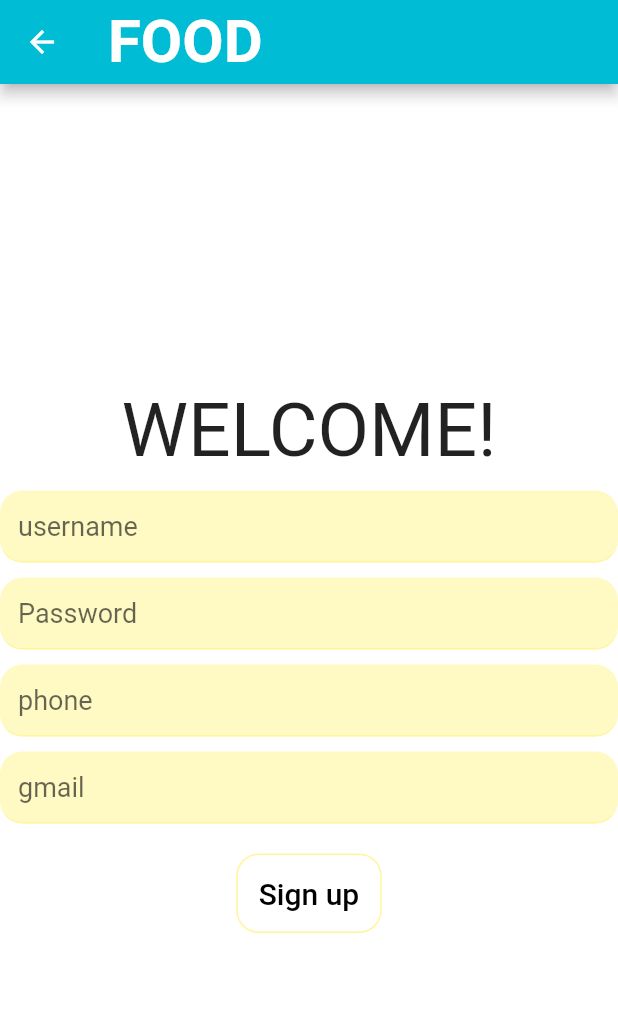
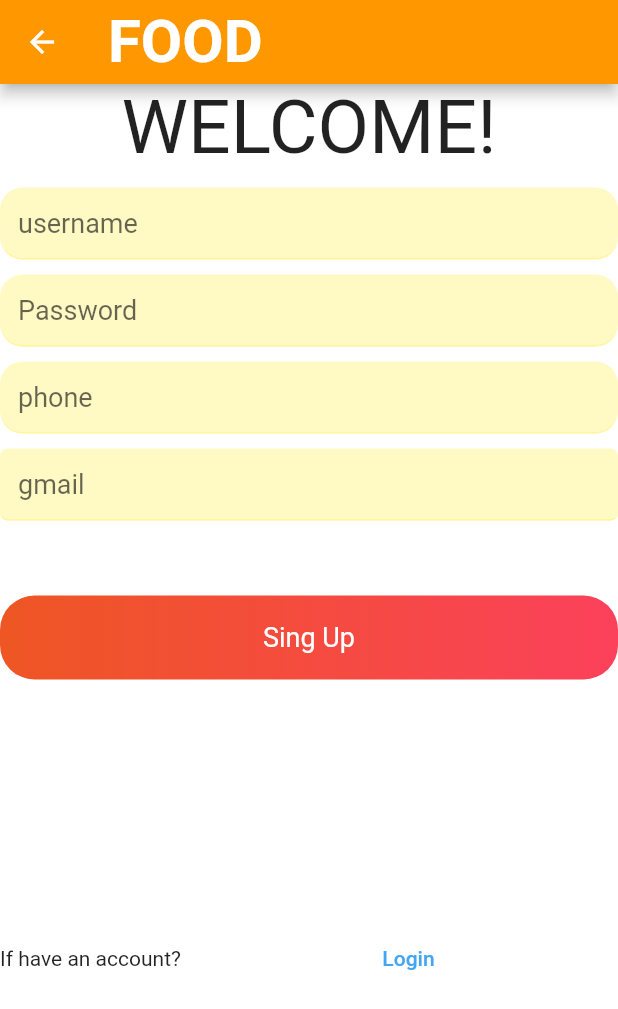
Before and after one commit to gihad5/flutter, a Flutter app: the Register screen opened directly, on a phone screen of 412 x 824 dp. Shown: the top 1009 px of the screen. Run offline on Flutter 3.47's test engine with Material 2 defaults, Android fonts, the phone set to English and light mode, and no system bars; network calls fail; Roboto replaces fonts that are missing (Lobster).

Commit message:
update register page

```diff
--- a/lib/screens/register.dart
+++ b/lib/screens/register.dart
@@ -1,4 +1,5 @@
 import 'package:flutter/material.dart';
+import 'package:ordering_food/screens/login.dart';
 class Register extends StatefulWidget {
   @override
   _RegisterState createState() => _RegisterState();
@@ -10,7 +11,7 @@ class _RegisterState extends State<Register> {
     return Scaffold(
       backgroundColor: Colors.white,
       appBar: AppBar(
-        backgroundColor: Colors.cyan,
+        backgroundColor: Colors.orange[500],
         title: Text('FOOD',
                     style:TextStyle(
                       fontFamily:'Lobster',
@@ -21,6 +22,7 @@ class _RegisterState extends State<Register> {
                     ),
       ),
       body: Column(
+
         mainAxisAlignment:MainAxisAlignment.center,
         crossAxisAlignment: CrossAxisAlignment.center,
         children: <Widget>[
@@ -103,31 +105,76 @@ class _RegisterState extends State<Register> {
                 hintText: 'gmail',
                 focusedBorder:OutlineInputBorder(
                   borderSide:BorderSide(color: Colors.yellow[200]),
-                  borderRadius: BorderRadius.circular(15),
+                  borderRadius: BorderRadius.circular(10),
                 ) ,
                 enabledBorder: UnderlineInputBorder(
                   borderSide:BorderSide(color: Colors.yellow[200]),
-                  borderRadius: BorderRadius.circular(15),
+                  borderRadius: BorderRadius.circular(5),
                 ),
               ),
           ),
-          SizedBox(height: 20,),
-          FlatButton(onPressed:(){},
-          child: Text('Sign up',
-          style: TextStyle(
-            fontSize:20,
-          ),
-          ),
-          shape: OutlineInputBorder(
-            borderSide:BorderSide(color: Colors.yellow[200]),
-            borderRadius: BorderRadius.circular(15),
-          ),
-          padding: const EdgeInsets.all(15),
-          textColor: Colors.black,
-          splashColor: Colors.black,
-          ),
+         SizedBox(height: 50.0),
+            buildButtonContainer(),
+            SizedBox(height: 1.0,),
+            Expanded(
+              child: Center(
+                child: Row(
+                  mainAxisAlignment: MainAxisAlignment.center,
+                  children: <Widget>[
+                    Text("If have an account?"),
+                    SizedBox(width: 12.0,),
+                    Expanded(child: FlatButton(
+                      onPressed: (){
+                        Navigator.push(context, MaterialPageRoute(builder: (context)
+                        {
+                          return LoginPage();
+                        }),);
+                      },
+                      child:Text('Login',
+                       style: TextStyle(
+                       color:  Colors.blue[400],),
+                    ),)
+                    //Text("SIGN UP", style: TextStyle(color: Theme.of(context).primaryColor,)
+                    )
+],
+                ),
+              ),
+            ),
+
+
+
+
         ],
       ),
     );
   }
+  Widget buildButtonContainer(){
+    return Container(
+
+      height: 56.0,
+
+      width: MediaQuery.of(context).size.width,
+      decoration: BoxDecoration(
+        borderRadius: BorderRadius.circular(23.0),
+        gradient: LinearGradient(
+          colors: [
+            Color(0xFFFB415B),
+            Color(0xFFEE5623)
+          ],
+          begin: Alignment.centerRight,
+          end: Alignment.centerLeft
+        ),
+      ),
+      child: Center(
+        child: Text(
+          "Sing Up",
+          style: TextStyle(
+            color: Colors.white,
+            fontSize: 18.0,
+          ),
+        ),
+      ),
+    );
+
+  }
 }
```
